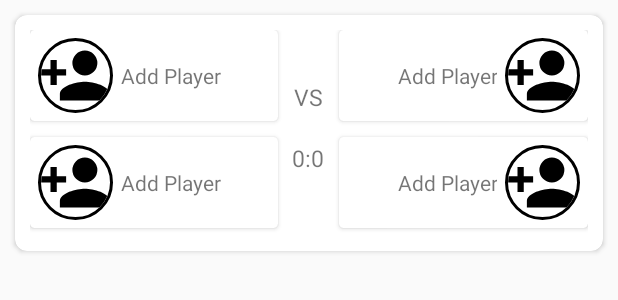
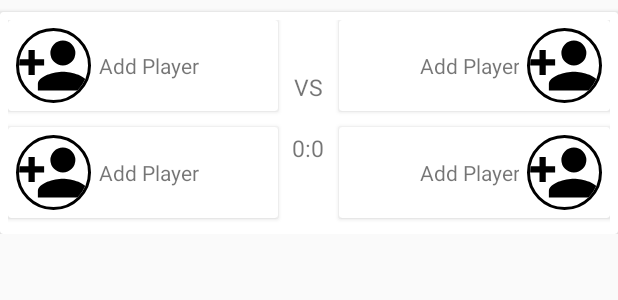
Before and after one commit to ArtemGulia/KickerApp, an Android app: the layout fragment_game_screen.xml on its own in the app's theme, with its tools: preview values and no code run, on a phone screen of 412 x 824 dp. Shown: the top 300 px of the screen. Run offline under Robolectric (Android 15) with nearby library versions, the phone set to English and light mode, and no system bars; plain views replace MaterialRippleLayout.

Commit message:
Update layouts

```diff
--- a/app/src/main/res/layout/fragment_game_screen.xml
+++ b/app/src/main/res/layout/fragment_game_screen.xml
@@ -34,13 +34,13 @@
                     android:id="@+id/cv_game"
                     android:layout_width="match_parent"
                     android:layout_height="wrap_content"
-                    android:layout_margin="10dp"
-                    app:cardCornerRadius="8dp">
+                    android:layout_marginTop="8dp"
+                    app:cardCornerRadius="2dp">
 
                     <RelativeLayout
                         android:layout_width="match_parent"
                         android:layout_height="wrap_content"
-                        android:padding="10dp"
+                        android:padding="5dp"
                         >
 
                         <android.support.v7.widget.CardView
@@ -52,7 +52,7 @@
                             android:layout_alignParentTop="true"
                             android:layout_marginBottom="5dp"
                             android:layout_toLeftOf="@+id/cv_game_vs"
-                            app:cardCornerRadius="3dp">
+                            app:cardCornerRadius="2dp">
 
 
                             <com.balysv.materialripple.MaterialRippleLayout
@@ -100,7 +100,7 @@
                             android:layout_below="@+id/cv_game_player1"
                             android:layout_marginBottom="5dp"
                             android:layout_marginTop="5dp"
-                            app:cardCornerRadius="3dp">
+                            app:cardCornerRadius="2dp">
 
 
                             <com.balysv.materialripple.MaterialRippleLayout
@@ -171,7 +171,7 @@
                             android:layout_alignParentStart="false"
                             android:layout_marginBottom="5dp"
                             android:layout_toRightOf="@+id/cv_game_vs"
-                            app:cardCornerRadius="3dp">
+                            app:cardCornerRadius="2dp">
 
                             <com.balysv.materialripple.MaterialRippleLayout
                                 android:layout_width="wrap_content"
@@ -216,7 +216,7 @@
                             android:layout_below="@+id/cv_game_player3"
                             android:layout_marginBottom="5dp"
                             android:layout_marginTop="5dp"
-                            app:cardCornerRadius="3dp">
+                            app:cardCornerRadius="2dp">
 
                             <com.balysv.materialripple.MaterialRippleLayout
                                 android:layout_width="wrap_content"
--- a/app/src/main/res/layout/game_card_view.xml
+++ b/app/src/main/res/layout/game_card_view.xml
@@ -5,7 +5,7 @@
     xmlns:app="http://schemas.android.com/apk/res-auto"
     android:layout_width="match_parent"
     android:layout_height="wrap_content"
-    android:layout_marginBottom="8dp"
+    android:layout_marginTop="8dp"
     app:cardCornerRadius="2dp">
 
     <com.balysv.materialripple.MaterialRippleLayout
```
